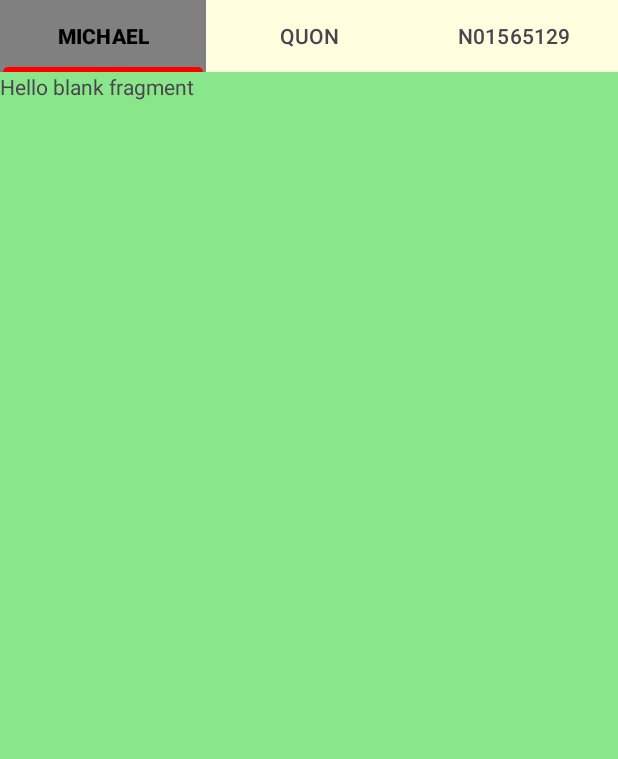
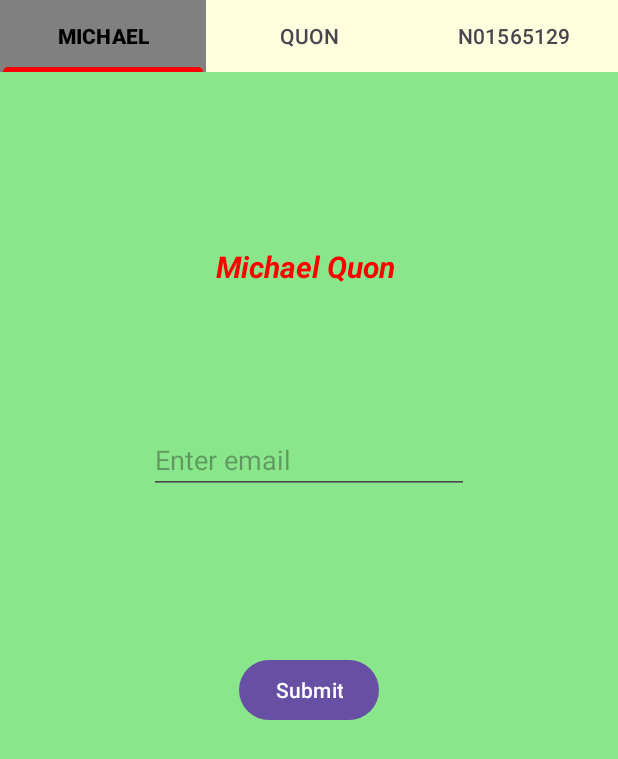
Before and after one commit to Michael-Quon/Android-Studio-MidTerm, an Android app: the screen it shows after launch (QuonActivity), on a phone screen of 412 x 824 dp. Shown: the top 759 px of the screen. Run offline under Robolectric (Android 15) with nearby library versions, the phone set to English and light mode, and no system bars.

Commit message:
Added the textview with my full name, the enter email edit text, and the submit button to the first fragment

```diff
--- a/MichaelModuleMid/src/main/java/michael/quon/n01565129/MichaelFragment.java
+++ b/MichaelModuleMid/src/main/java/michael/quon/n01565129/MichaelFragment.java
@@ -2,30 +2,65 @@
 package michael.quon.n01565129;
 
 import android.os.Bundle;
-
 import androidx.fragment.app.Fragment;
-
+import android.text.TextUtils;
+import android.util.Patterns;
 import android.view.LayoutInflater;
 import android.view.View;
 import android.view.ViewGroup;
+import android.widget.ArrayAdapter;
+import android.widget.AutoCompleteTextView;
+import android.widget.Button;
+import android.widget.Toast;
 
 public class MichaelFragment extends Fragment {
+
+    private AutoCompleteTextView michaelEmailAutoCompleteEditText;
 
     public MichaelFragment() {
         // Required empty public constructor
     }
 
-
     @Override
     public void onCreate(Bundle savedInstanceState) {
         super.onCreate(savedInstanceState);
-
     }
 
     @Override
     public View onCreateView(LayoutInflater inflater, ViewGroup container,
                              Bundle savedInstanceState) {
-        // Inflate the layout for this fragment
-        return inflater.inflate(R.layout.fragment_michael, container, false);
+        View view = inflater.inflate(R.layout.fragment_michael, container, false);
+
+        String[] emails = getResources().getStringArray(R.array.Michael_emails);
+        michaelEmailAutoCompleteEditText = view.findViewById(R.id.MichaelemailAutoCompleteEditText);
+        ArrayAdapter<String> adapter = new ArrayAdapter<>(requireContext(), android.R.layout.simple_dropdown_item_1line, emails);
+        michaelEmailAutoCompleteEditText.setAdapter(adapter);
+        michaelEmailAutoCompleteEditText.setHint(getString(R.string.enter_email));
+
+        Button michaelSubmitButton = view.findViewById(R.id.Michaelsubmitbutton);
+        michaelSubmitButton.setOnClickListener(v -> onMichaelSubmitButtonClicked());
+
+        return view;
+    }
+
+    private void onMichaelSubmitButtonClicked() {
+        String email = michaelEmailAutoCompleteEditText.getText().toString().trim();
+
+        if (TextUtils.isEmpty(email)) {
+            michaelEmailAutoCompleteEditText.setError(getString(R.string.cannot_be_empty));
+        } else if (!isValidEmail(email)) {
+            michaelEmailAutoCompleteEditText.setError(getString(R.string.invalid_email));
+        } else {
+            // Pass to next tab/fragment
+            String message = getString(R.string.email) + email;
+            Toast.makeText(requireContext(), message, Toast.LENGTH_LONG).show();
+
+            // Clear user input
+            michaelEmailAutoCompleteEditText.setText("");
+        }
+    }
+
+    private boolean isValidEmail(CharSequence validEmail) {
+        return !TextUtils.isEmpty(validEmail) && Patterns.EMAIL_ADDRESS.matcher(validEmail).matches();
     }
 }
--- a/MichaelModuleMid/src/main/java/michael/quon/n01565129/QuonActivity.java
+++ b/MichaelModuleMid/src/main/java/michael/quon/n01565129/QuonActivity.java
@@ -4,9 +4,7 @@ package michael.quon.n01565129;
 import androidx.appcompat.app.AppCompatActivity;
 import androidx.fragment.app.Fragment;
 import androidx.viewpager2.widget.ViewPager2;
-
 import android.os.Bundle;
-import android.widget.TextView;
 
 import com.google.android.material.tabs.TabLayout;
 import com.google.android.material.tabs.TabLayoutMediator;
@@ -34,7 +32,7 @@ public class QuonActivity extends AppCompatActivity {
         TabLayout tabLayout = findViewById(R.id.MichaeltabLayout);
         new TabLayoutMediator(tabLayout, viewPager,
                 (tab, position) -> {
-                    // changed the tab name
+                    // change the tab name
                     switch (position) {
                         case 0:
                             tab.setText(R.string.michael);
--- a/MichaelModuleMid/src/main/res/layout/fragment_michael.xml
+++ b/MichaelModuleMid/src/main/res/layout/fragment_michael.xml
@@ -1,15 +1,50 @@
 <?xml version="1.0" encoding="utf-8"?>
 <androidx.constraintlayout.widget.ConstraintLayout xmlns:android="http://schemas.android.com/apk/res/android"
+    xmlns:app="http://schemas.android.com/apk/res-auto"
     xmlns:tools="http://schemas.android.com/tools"
     android:layout_width="match_parent"
     android:layout_height="match_parent"
-    tools:context=".MichaelFragment"
-    android:background="@color/light_green">
+    android:background="@color/light_green"
+    tools:context=".MichaelFragment">
 
-    <!-- TODO: Update blank fragment layout -->
     <TextView
-        android:layout_width="match_parent"
-        android:layout_height="match_parent"
-        android:text="@string/hello_blank_fragment" />
+        android:id="@+id/MichaelQuontextview"
+        android:layout_width="wrap_content"
+        android:layout_height="wrap_content"
+        android:layout_marginStart="144dp"
+        android:layout_marginTop="116dp"
+        android:text="@string/michael_quon"
+        android:textColor="@color/red"
+        android:textSize="20sp"
+        android:textStyle="bold|italic"
+        app:layout_constraintStart_toStartOf="parent"
+        app:layout_constraintTop_toTopOf="parent" />
+
+    <AutoCompleteTextView
+        android:id="@+id/MichaelemailAutoCompleteEditText"
+        android:layout_width="wrap_content"
+        android:layout_height="wrap_content"
+        android:layout_marginTop="236dp"
+        android:ems="10"
+        android:inputType="textEmailAddress"
+        android:hint="@string/enter_email"
+        app:layout_constraintEnd_toEndOf="parent"
+        app:layout_constraintHorizontal_bias="0.5"
+        app:layout_constraintStart_toStartOf="parent"
+        app:layout_constraintTop_toTopOf="parent" />
+
+    <Button
+        android:id="@+id/Michaelsubmitbutton"
+        android:layout_width="wrap_content"
+        android:layout_height="wrap_content"
+        android:layout_marginTop="388dp"
+        android:text="@string/submit"
+        app:layout_constraintEnd_toEndOf="parent"
+        app:layout_constraintHorizontal_bias="0.5"
+        app:layout_constraintStart_toStartOf="parent"
+        app:layout_constraintTop_toTopOf="parent" />
+
+
+
 
 </androidx.constraintlayout.widget.ConstraintLayout>
--- a/MichaelModuleMid/src/main/res/values/strings.xml
+++ b/MichaelModuleMid/src/main/res/values/strings.xml
@@ -9,4 +9,21 @@
     <string name="michael">MICHAEL</string>
     <string name="quon">QUON</string>
     <string name="n01565129">N01565129</string>
+    <string name="michael_quon">Michael Quon</string>
+    <string name="enter_email">Enter email</string>
+    <string name="submit">Submit</string>
+    <string name="cannot_be_empty">Cannot Be Empty!</string>
+    <string name="invalid_email">Invalid Email!</string>
+    <string name="email">"Email: "</string>
+
+    <string-array name="Michael_emails">
+        <item>123@123.com</item>
+        <item>xyz@alphabet.com</item>
+        <item>OnePiece@anime.com</item>
+        <item>ceng258@class.com</item>
+        <item>nba@finals.com</item>
+        <item>2026worldcup@canadafifa.com</item>
+    </string-array>
+
+
 </resources>
```
